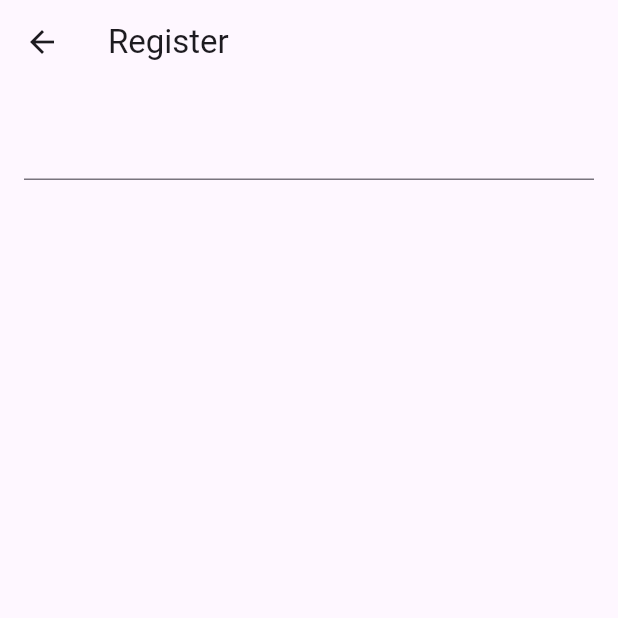
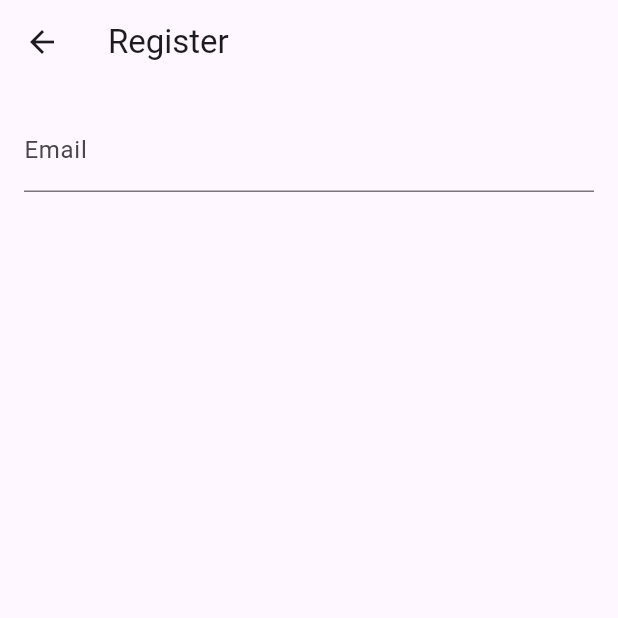
Before and after one commit to Odhi-ambo/Exam_processing_app, a Flutter app: the RegistrationScreen screen opened directly, on a phone screen of 412 x 824 dp, the top half of it. Run offline on Flutter 3.47's test engine with Material 3 defaults, Android fonts, the phone set to English and light mode, and no system bars; statements that could not run were skipped.

Commit message:
Initial commit

```diff
--- a/lib/screens/registration_screen.dart
+++ b/lib/screens/registration_screen.dart
@@ -15,6 +15,7 @@ class RegistrationScreen extends StatelessWidget {
           children: [
             TextField(
               controller: emailController,
+              decoration: InputDecoration(labelText: "Email"),
             ),
           ],
         ),
```
